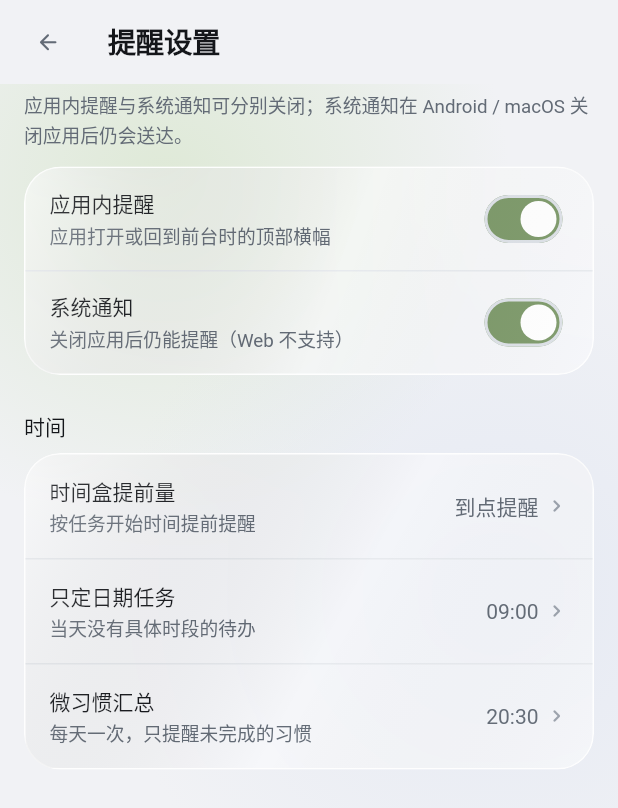
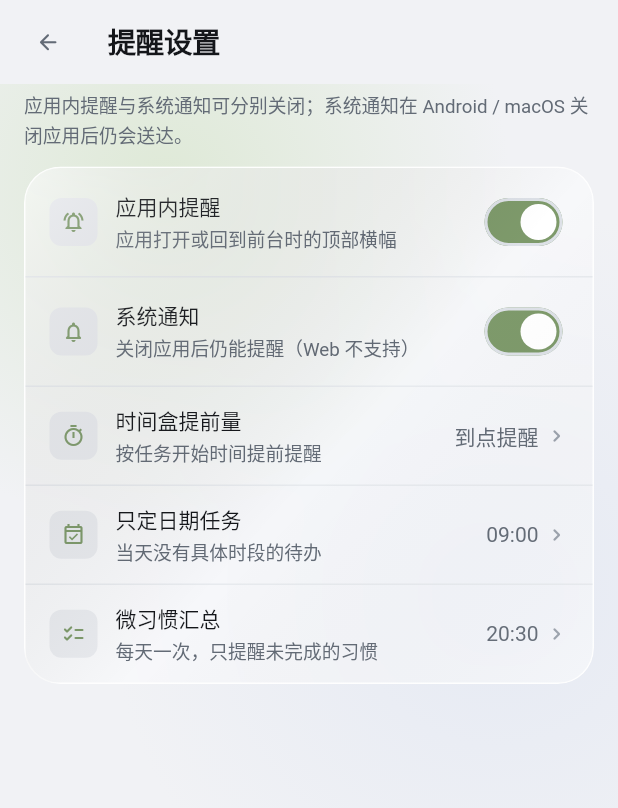
Before and after one commit to Fandecade/life-plan, a Flutter app: the ReminderSettingsPage screen opened directly, on a phone screen of 412 x 824 dp. Shown: the top 808 px of the screen. Run offline on Flutter 3.47's test engine with Material 3 defaults, Android fonts, the phone set to English and light mode, and no system bars; our stand-ins replace file_picker, flutter_local_notifications, flutter_timezone, hive, hive_flutter, timezone; accounts and stored records are empty.

Commit message:
feat: 设置二级页统一为模块管理式单列行，界面风格并入外观

```diff
--- a/lib/modules/settings/countdown_settings_section.dart
+++ b/lib/modules/settings/countdown_settings_section.dart
@@ -444,7 +444,10 @@ Future<void> _pickCountdownColor(BuildContext context, Countdown item) async {
                               : null,
                         ),
                         const SizedBox(height: 4),
-                        Text(option.label, style: dialogContext.texts.labelSmall),
+                        Text(
+                          option.label,
+                          style: dialogContext.texts.labelSmall,
+                        ),
                       ],
                     ),
                   ),
--- a/lib/modules/settings/reminder_settings_page.dart
+++ b/lib/modules/settings/reminder_settings_page.dart
@@ -9,7 +9,8 @@ import '../../core/services/notification_service.dart';
 import '../../core/services/reminder_settings.dart';
 import '../../core/widgets/app_button.dart';
 import '../../core/widgets/text_input_dialog.dart';
-import '../../core/widgets/app_card.dart';
+
+import 'settings_rows.dart';
 
 /// 二级「提醒设置」：应用内/系统通知开关、提前量（含自定义）与两个兜底时刻。
 class ReminderSettingsPage extends StatelessWidget {
@@ -24,7 +25,8 @@ class ReminderSettingsPage extends StatelessWidget {
       context: context,
       builder: (BuildContext dialogContext) {
         final AppPalette palette = dialogContext.palette;
-        final bool customSelected = settings.leadMinutes != 0 &&
+        final bool customSelected =
+            settings.leadMinutes != 0 &&
             !ReminderSettings.leadOptions.contains(settings.leadMinutes);
         return AlertDialog(
           backgroundColor: palette.surface,
@@ -134,66 +136,60 @@ class ReminderSettingsPage extends StatelessWidget {
               style: context.texts.bodySmall,
             ),
             const SizedBox(height: AppSpacing.md),
-          AppCard(
-            padding: EdgeInsets.zero,
-            child: Column(
+            SettingsCardGroup(
               children: <Widget>[
-                _SwitchRow(
+                SettingsRow(
+                  icon: Icons.notifications_active_outlined,
                   title: '应用内提醒',
                   subtitle: '应用打开或回到前台时的顶部横幅',
+                  trailing: Switch(
                     value: settings.inAppEnabled,
                     onChanged: settings.setInAppEnabled,
                   ),
-                const Divider(height: 1),
-                _SwitchRow(
+                ),
+                SettingsRow(
+                  icon: Icons.notifications_none_rounded,
                   title: '系统通知',
                   subtitle: '关闭应用后仍能提醒（Web 不支持）',
+                  trailing: Switch(
                     value: settings.systemEnabled,
                     onChanged: (bool value) {
                       settings.setSystemEnabled(value);
                       context.read<NotificationService>().syncUpcoming();
                     },
                   ),
-              ],
                 ),
-          ),
-          const SizedBox(height: AppSpacing.xl),
-          Text('时间', style: context.texts.titleSmall),
-          const SizedBox(height: AppSpacing.sm),
-          AppCard(
-            padding: EdgeInsets.zero,
-            child: Column(
-              children: <Widget>[
-                _ValueRow(
+                SettingsRow(
+                  icon: Icons.timer_outlined,
                   title: '时间盒提前量',
                   subtitle: '按任务开始时间提前提醒',
-                  value: settings.leadLabel,
                   onTap: () => _pickLead(context, settings),
+                  trailing: _ValueTrailing(value: settings.leadLabel),
                 ),
-                const Divider(height: 1),
-                _ValueRow(
+                SettingsRow(
+                  icon: Icons.event_available_outlined,
                   title: '只定日期任务',
                   subtitle: '当天没有具体时段的待办',
-                  value: settings.dateOnlyLabel,
                   onTap: () => _pickTime(
                     context,
                     settings.dateOnlyMinutes,
                     settings.setDateOnlyMinutes,
                   ),
+                  trailing: _ValueTrailing(value: settings.dateOnlyLabel),
                 ),
-                const Divider(height: 1),
-                _ValueRow(
+                SettingsRow(
+                  icon: Icons.checklist_rounded,
                   title: '微习惯汇总',
                   subtitle: '每天一次，只提醒未完成的习惯',
-                  value: settings.habitDigestLabel,
+                  showDivider: false,
                   onTap: () => _pickTime(
                     context,
                     settings.habitDigestMinutes,
                     settings.setHabitDigestMinutes,
                   ),
+                  trailing: _ValueTrailing(value: settings.habitDigestLabel),
                 ),
               ],
-            ),
             ),
           ],
         ),
@@ -202,82 +198,17 @@ class ReminderSettingsPage extends StatelessWidget {
   }
 }
 
-class _SwitchRow extends StatelessWidget {
-  const _SwitchRow({
-    required this.title,
-    required this.subtitle,
-    required this.value,
-    required this.onChanged,
-  });
+class _ValueTrailing extends StatelessWidget {
+  const _ValueTrailing({required this.value});
 
-  final String title;
-  final String subtitle;
-  final bool value;
-  final ValueChanged<bool> onChanged;
-
-  @override
-  Widget build(BuildContext context) {
-    return Padding(
-      padding: const EdgeInsets.symmetric(
-        horizontal: AppSpacing.lg,
-        vertical: 10,
-      ),
-      child: Row(
-        children: <Widget>[
-          Expanded(
-            child: Column(
-              crossAxisAlignment: CrossAxisAlignment.start,
-              children: <Widget>[
-                Text(title, style: context.texts.titleSmall),
-                const SizedBox(height: 2),
-                Text(subtitle, style: context.texts.bodySmall),
-              ],
-            ),
-          ),
-          const SizedBox(width: AppSpacing.sm),
-          Switch(value: value, onChanged: onChanged),
-        ],
-      ),
-    );
-  }
-}
-
-class _ValueRow extends StatelessWidget {
-  const _ValueRow({
-    required this.title,
-    required this.subtitle,
-    required this.value,
-    required this.onTap,
-  });
-
-  final String title;
-  final String subtitle;
   final String value;
-  final VoidCallback onTap;
 
   @override
   Widget build(BuildContext context) {
     final AppPalette palette = context.palette;
-    return InkWell(
-      onTap: onTap,
-      child: Padding(
-        padding: const EdgeInsets.symmetric(
-          horizontal: AppSpacing.lg,
-          vertical: 14,
-        ),
-        child: Row(
+    return Row(
+      mainAxisSize: MainAxisSize.min,
       children: <Widget>[
-            Expanded(
-              child: Column(
-                crossAxisAlignment: CrossAxisAlignment.start,
-                children: <Widget>[
-                  Text(title, style: context.texts.titleSmall),
-                  const SizedBox(height: 2),
-                  Text(subtitle, style: context.texts.bodySmall),
-                ],
-              ),
-            ),
-            const SizedBox(width: AppSpacing.sm),
         Text(
           value,
           style: context.texts.bodyMedium?.copyWith(
@@ -291,8 +222,6 @@ class _ValueRow extends StatelessWidget {
           color: palette.textTertiary,
         ),
       ],
-        ),
-      ),
     );
   }
 }
--- /dev/null
+++ b/lib/modules/settings/settings_rows.dart
@@ -0,0 +1,178 @@
+import 'package:flutter/material.dart';
+
+import '../../app/theme/app_colors.dart';
+import '../../app/theme/app_theme.dart';
+import '../../core/widgets/app_card.dart';
+
+/// 二级设置统一列表卡：一张卡内按行排列。
+class SettingsCardGroup extends StatelessWidget {
+  const SettingsCardGroup({super.key, required this.children});
+
+  final List<Widget> children;
+
+  @override
+  Widget build(BuildContext context) {
+    return AppCard(
+      padding: EdgeInsets.zero,
+      child: Column(children: children),
+    );
+  }
+}
+
+/// 单行设置项：图标 + 标题/描述 + 右侧控件，样式与「模块管理」一致。
+class SettingsRow extends StatelessWidget {
+  const SettingsRow({
+    super.key,
+    required this.icon,
+    required this.title,
+    this.subtitle,
+    this.trailing,
+    this.onTap,
+    this.showDivider = true,
+    this.danger = false,
+  });
+
+  final IconData icon;
+  final String title;
+  final String? subtitle;
+  final Widget? trailing;
+  final VoidCallback? onTap;
+  final bool showDivider;
+  final bool danger;
+
+  @override
+  Widget build(BuildContext context) {
+    final AppPalette palette = context.palette;
+    final Widget content = Padding(
+      padding: const EdgeInsets.symmetric(
+        horizontal: AppSpacing.lg,
+        vertical: 12,
+      ),
+      child: Row(
+        children: <Widget>[
+          _SettingsIcon(icon: icon, danger: danger),
+          const SizedBox(width: AppSpacing.md),
+          Expanded(
+            child: Column(
+              crossAxisAlignment: CrossAxisAlignment.start,
+              children: <Widget>[
+                Text(
+                  title,
+                  style: context.texts.titleSmall?.copyWith(
+                    color: danger ? palette.danger : null,
+                  ),
+                ),
+                if (subtitle != null) ...<Widget>[
+                  const SizedBox(height: 2),
+                  Text(subtitle!, style: context.texts.bodySmall),
+                ],
+              ],
+            ),
+          ),
+          if (trailing != null) ...<Widget>[
+            const SizedBox(width: AppSpacing.sm),
+            trailing!,
+          ],
+        ],
+      ),
+    );
+
+    return Column(
+      children: <Widget>[
+        if (onTap == null) content else InkWell(onTap: onTap, child: content),
+        if (showDivider) Divider(color: palette.hairline, height: 1),
+      ],
+    );
+  }
+}
+
+/// 行内控件式设置项：标题/描述在上，控件在下方，适合分段选择与色点。
+class SettingsControlRow extends StatelessWidget {
+  const SettingsControlRow({
+    super.key,
+    required this.icon,
+    required this.title,
+    this.subtitle,
+    required this.child,
+    this.showDivider = true,
+  });
+
+  final IconData icon;
+  final String title;
+  final String? subtitle;
+  final Widget child;
+  final bool showDivider;
+
+  @override
+  Widget build(BuildContext context) {
+    final AppPalette palette = context.palette;
+    return Column(
+      children: <Widget>[
+        Padding(
+          padding: const EdgeInsets.fromLTRB(
+            AppSpacing.lg,
+            12,
+            AppSpacing.lg,
+            10,
+          ),
+          child: Row(
+            crossAxisAlignment: CrossAxisAlignment.start,
+            children: <Widget>[
+              _SettingsIcon(icon: icon),
+              const SizedBox(width: AppSpacing.md),
+              Expanded(
+                child: Column(
+                  crossAxisAlignment: CrossAxisAlignment.start,
+                  children: <Widget>[
+                    Text(title, style: context.texts.titleSmall),
+                    if (subtitle != null) ...<Widget>[
+                      const SizedBox(height: 2),
+                      Text(subtitle!, style: context.texts.bodySmall),
+                    ],
+                  ],
+                ),
+              ),
+            ],
+          ),
+        ),
+        Padding(
+          padding: const EdgeInsets.fromLTRB(
+            AppSpacing.lg + 32 + AppSpacing.md,
+            0,
+            AppSpacing.lg,
+            14,
+          ),
+          child: child,
+        ),
+        if (showDivider) Divider(color: palette.hairline, height: 1),
+      ],
+    );
+  }
+}
+
+class _SettingsIcon extends StatelessWidget {
+  const _SettingsIcon({required this.icon, this.danger = false});
+
+  final IconData icon;
+  final bool danger;
+
+  @override
+  Widget build(BuildContext context) {
+    final AppPalette palette = context.palette;
+    return Container(
+      width: 32,
+      height: 32,
+      decoration: BoxDecoration(
+        color: danger
+            ? palette.danger.withValues(alpha: 0.1)
+            : palette.surfaceMuted,
+        borderRadius: BorderRadius.circular(AppRadius.sm),
+      ),
+      child: Icon(
+        icon,
+        size: 16,
+        color: danger ? palette.danger : palette.accent,
+      ),
+    );
+  }
+}
```
Also changed, not shown: lib/modules/settings/settings_data_pages.dart (+40 -47 lines), lib/modules/settings/settings_home_pages.dart (+78 -36 lines), lib/modules/settings/settings_page.dart (+2 -7 lines), lib/modules/settings/settings_style_pages.dart (+46 -59 lines), lib/modules/settings/settings_sub_page.dart (line endings or trailing spaces), 1 other file. Lines whose indentation alone changed are shown as unchanged.
